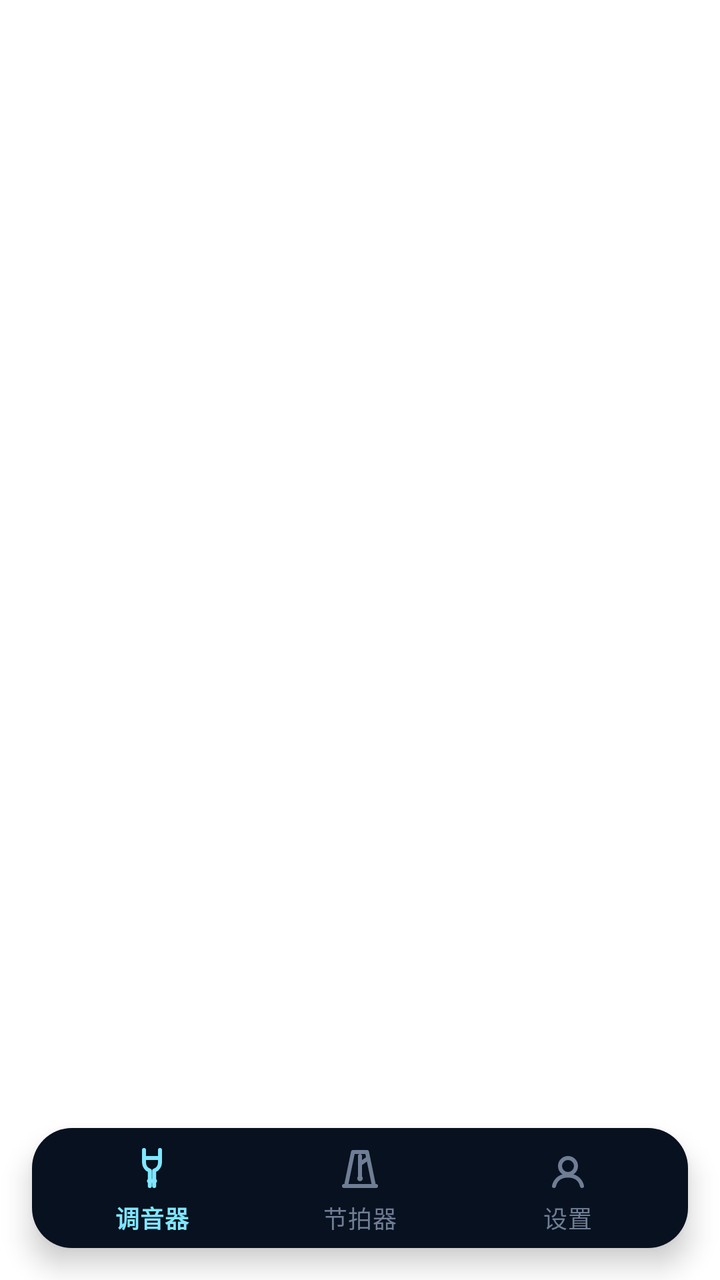
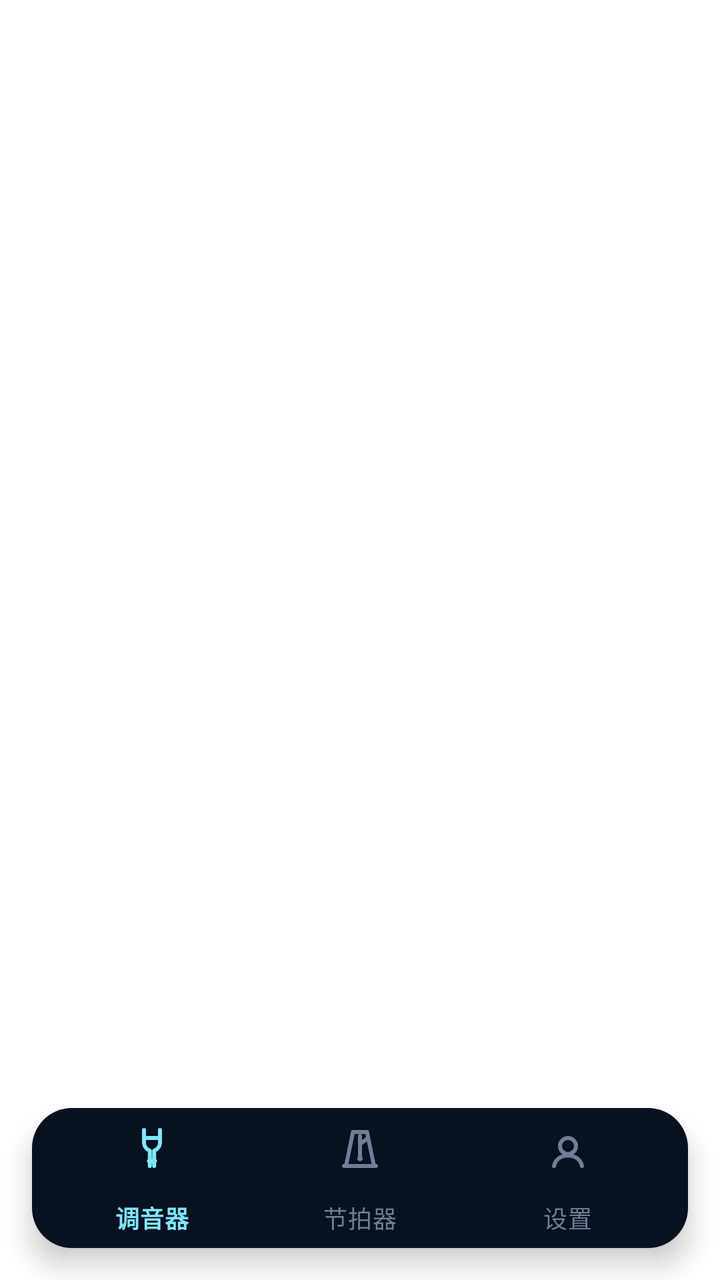

Before-and-after screenshots of an Android layout around one commit, followed by the original layout XML and the change that was made.
<!-- AndroidManifest.xml: application theme Theme.AndroidMvvmTemplate -->
<!-- res/layout/activity_main.xml -->
<?xml version="1.0" encoding="utf-8"?>
<FrameLayout xmlns:android="http://schemas.android.com/apk/res/android"
    xmlns:tools="http://schemas.android.com/tools"
    android:layout_width="match_parent"
    android:layout_height="match_parent"
    xmlns:app="http://schemas.android.com/apk/res-auto"
    tools:context=".ui.activitys.MainActivity">

    <FrameLayout
        android:id="@+id/nav_host_fragment"
        android:layout_width="match_parent"
        android:layout_height="match_parent" />


    
    <com.google.android.material.bottomnavigation.BottomNavigationView
        android:id="@+id/bottomNav"
        android:layout_width="match_parent"
        android:layout_height="60dp"
        android:layout_gravity="bottom"
        android:layout_marginStart="16dp"
        android:layout_marginEnd="16dp"
        android:layout_marginBottom="16dp"
        android:background="@drawable/bg_bottom_nav_floating"
        android:elevation="12dp"
        android:paddingStart="8dp"
        android:paddingEnd="8dp"
        app:itemIconTint="@color/bottom_nav_item_tint"
        app:itemRippleColor="@android:color/transparent"
        app:itemTextColor="@color/bottom_nav_item_tint"
        app:labelVisibilityMode="labeled"
        app:menu="@menu/bottom_menu" />

</FrameLayout>
<!-- resources referenced by this layout -->
<resources>
  <!-- drawable bg_bottom_nav_floating (drawable) -->
  <?xml version="1.0" encoding="utf-8"?>
  <shape xmlns:android="http://schemas.android.com/apk/res/android">
      <solid android:color="@color/home_bg_top" />
      <corners android:radius="20dp" />
  </shape>
  <style name="Theme.AndroidMvvmTemplate" parent="Theme.MaterialComponents.Light.NoActionBar">
          <item name="colorPrimary">@color/colorPrimary</item>
          <item name="colorPrimaryVariant">@color/colorPrimaryVariant</item>
          <item name="colorOnPrimary">@color/white</item>
          <item name="colorSecondary">@color/colorSecondary</item>
          <item name="colorSecondaryVariant">@color/colorSecondaryVariant</item>
          <item name="colorOnSecondary">@color/black</item>
          <item name="android:statusBarColor">@color/white</item>
          <item name="android:windowLightStatusBar" tools:targetApi="m">true</item>
          <item name="android:includeFontPadding">false</item>
      </style>
  <color name="home_bg_top">#08111F</color>
  <color name="colorPrimary">#0074D9</color>
  <color name="colorPrimaryVariant">#6D83FF</color>
  <color name="white">#FFFFFFFF</color>
  <color name="colorSecondary">#599FFE</color>
  <color name="colorSecondaryVariant">#3A91DD</color>
  <color name="black">#FF000000</color>
</resources>

<!-- the commit's change to res/layout/activity_main.xml (unified diff, before → after) -->
@@ -16,7 +16,7 @@
     <com.google.android.material.bottomnavigation.BottomNavigationView
         android:id="@+id/bottomNav"
         android:layout_width="match_parent"
-        android:layout_height="60dp"
+        android:layout_height="70dp"
         android:layout_gravity="bottom"
         android:layout_marginStart="16dp"
         android:layout_marginEnd="16dp"
<!-- resource entries referenced after the edit -->
@@ -13,7 +13,8 @@
           <item name="colorSecondary">@color/colorSecondary</item>
           <item name="colorSecondaryVariant">@color/colorSecondaryVariant</item>
           <item name="colorOnSecondary">@color/black</item>
-          <item name="android:statusBarColor">@color/white</item>
+          <item name="android:statusBarColor">@android:color/transparent</item>
+          <item name="android:navigationBarColor">@android:color/transparent</item>
           <item name="android:windowLightStatusBar" tools:targetApi="m">true</item>
           <item name="android:includeFontPadding">false</item>
       </style>
